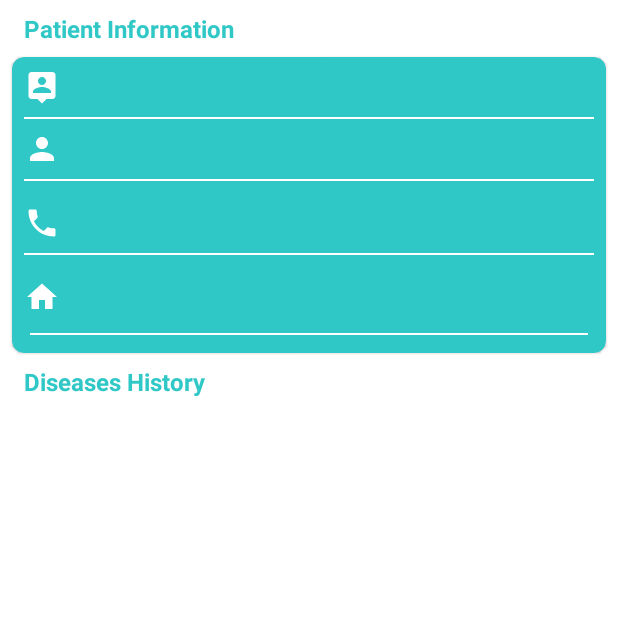
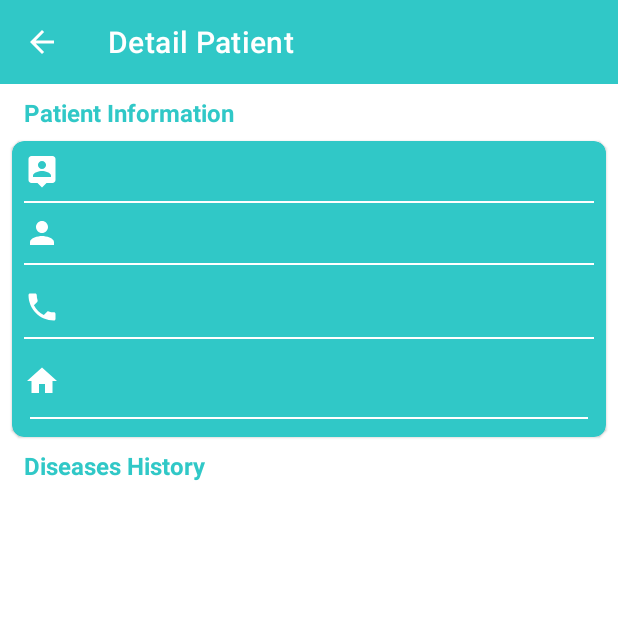
Before and after one commit to chandrabezzo/nurse-assistant, an Android app: the DetailPatientActivity screen opened directly, with no data from a screen before it, on a phone screen of 412 x 824 dp, the top half of it. Run offline under Robolectric (Android 15) with nearby library versions, the phone set to English and light mode, and no system bars; Roboto replaces fonts that are not available here; 4 statements that could not run were skipped.

Commit message:
Solve Bugs
Search
Add Toolbar in detail patient

```diff
--- a/app/src/main/AndroidManifest.xml
+++ b/app/src/main/AndroidManifest.xml
@@ -22,7 +22,7 @@
         <activity android:name=".features.login.LoginActivity" />
         <activity android:name=".view.activity.listPasien.ListPasienActivity"
             android:theme="@style/ThemeActionBar"/>
-        <activity android:name=".features.splash.SplashActivity">
+        <activity android:name=".features.splash.SplashActivity"
             android:theme="@style/NoActionBarTheme">
             <intent-filter>
                 <action android:name="android.intent.action.MAIN" />
--- a/app/src/main/java/com/widyatama/nurseassistant/features/detailPatient/DetailPatientActivity.kt
+++ b/app/src/main/java/com/widyatama/nurseassistant/features/detailPatient/DetailPatientActivity.kt
@@ -22,8 +22,12 @@ class DetailPatientActivity : BaseActivity(), DetailPatienViewContracts {
     override fun onInitializedView(savedInstanceState: Bundle?) {
         presenter.onAttach(this)
 
+        setSupportActionBar(toolbar)
         mActionBar = supportActionBar
         displayHome()
+        toolbar.setNavigationOnClickListener {
+            onNavigationClick()
+        }
         setActionBarTitle(getString(R.string.detail_patient))
 
         dataReceived?.getString(AppConstans.PATIENT)?.let { presenter.getInformation(it) }
--- a/app/src/main/res/layout/activity_detail_patient.xml
+++ b/app/src/main/res/layout/activity_detail_patient.xml
@@ -7,6 +7,18 @@
     android:layout_height="match_parent"
     android:orientation="vertical"
     tools:context="com.widyatama.nurseassistant.features.detailPatient.DetailPatientActivity">
+
+    <androidx.appcompat.widget.Toolbar
+        android:id="@+id/toolbar"
+        android:layout_width="match_parent"
+        android:layout_height="wrap_content"
+        android:minHeight="?android:attr/actionBarSize"
+        android:maxHeight="?android:attr/actionBarSize"
+        android:fitsSystemWindows="true"
+        app:title="@string/nurse_assistant"
+        android:background="@color/colorPrimary"
+        android:layout_alignParentTop="true"
+        android:theme="@style/Base.ThemeOverlay.AppCompat.Dark.ActionBar"/>
 
     <androidx.appcompat.widget.AppCompatTextView
         android:layout_width="match_parent"
```
